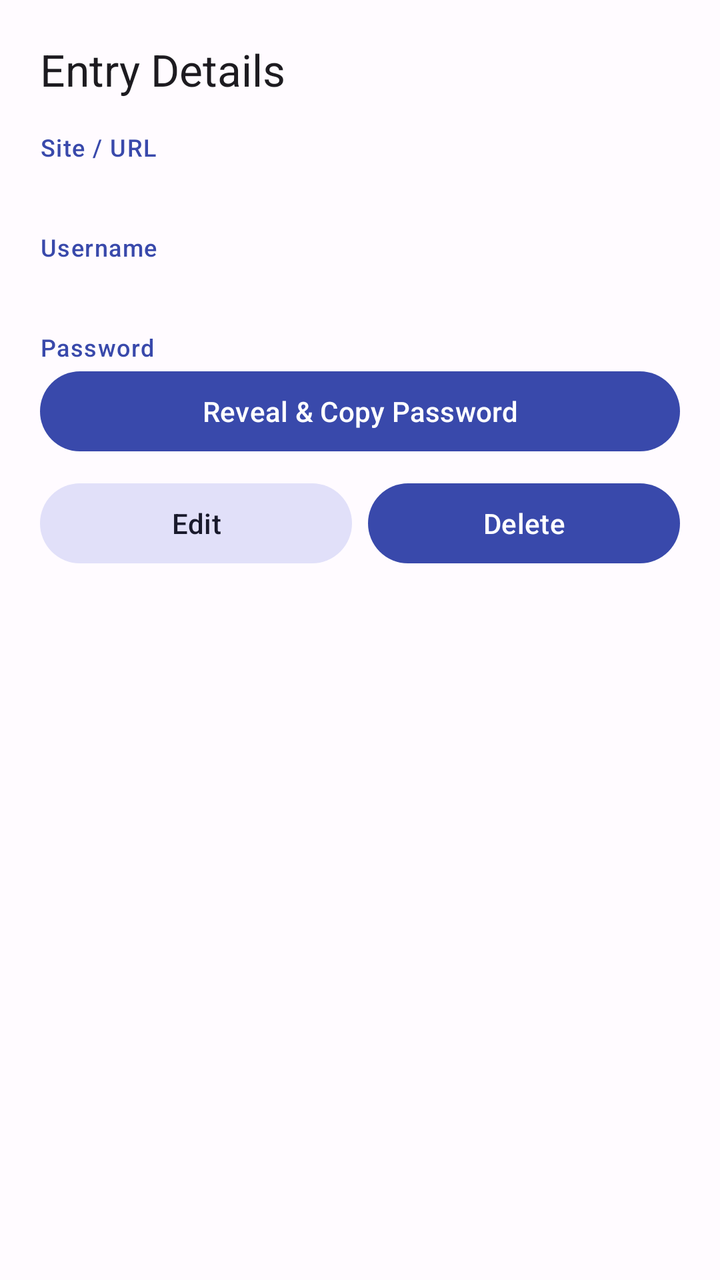
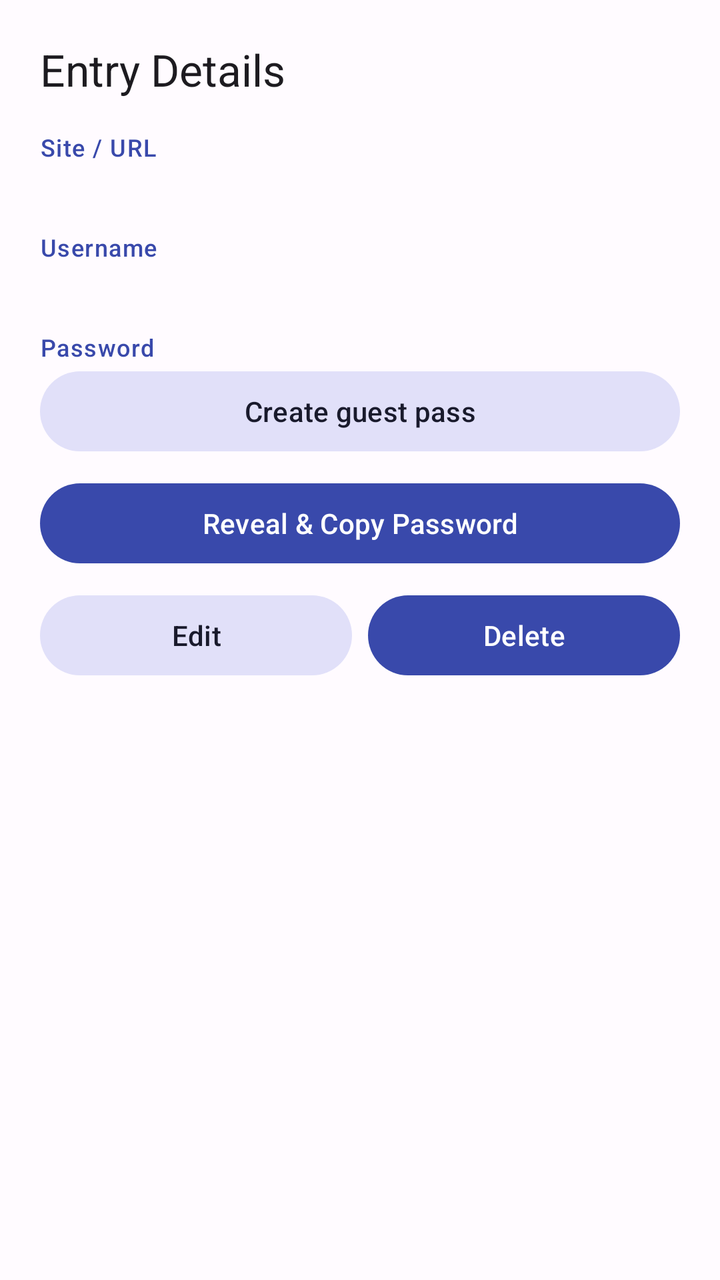

Screens rendered from an Android XML layout before and after an edit, with the pre-edit source and the edit as a unified diff.
<!-- AndroidManifest.xml: application theme Theme.KeyFort -->
<!-- res/layout/dialog_entry_detail.xml -->
<?xml version="1.0" encoding="utf-8"?>
<LinearLayout xmlns:android="http://schemas.android.com/apk/res/android"
    android:layout_width="match_parent"
    android:layout_height="wrap_content"
    android:minWidth="320dp"
    android:orientation="vertical"
    android:padding="20dp">

    <com.google.android.material.textview.MaterialTextView
        android:layout_width="wrap_content"
        android:layout_height="wrap_content"
        android:text="@string/entry_detail"
        android:textAppearance="?attr/textAppearanceTitleLarge"
        android:layout_marginBottom="16dp" />

    <com.google.android.material.textview.MaterialTextView
        android:layout_width="wrap_content"
        android:layout_height="wrap_content"
        android:text="@string/site"
        android:textAppearance="?attr/textAppearanceLabelMedium"
        android:textColor="?attr/colorPrimary" />

    <com.google.android.material.textview.MaterialTextView
        android:id="@+id/tv_detail_site"
        android:layout_width="wrap_content"
        android:layout_height="wrap_content"
        android:textAppearance="?attr/textAppearanceTitleMedium"
        android:layout_marginBottom="12dp" />

    <com.google.android.material.textview.MaterialTextView
        android:layout_width="wrap_content"
        android:layout_height="wrap_content"
        android:text="@string/username"
        android:textAppearance="?attr/textAppearanceLabelMedium"
        android:textColor="?attr/colorPrimary" />

    <com.google.android.material.textview.MaterialTextView
        android:id="@+id/tv_detail_username"
        android:layout_width="wrap_content"
        android:layout_height="wrap_content"
        android:textAppearance="?attr/textAppearanceTitleMedium"
        android:layout_marginBottom="12dp" />

    <com.google.android.material.textview.MaterialTextView
        android:layout_width="wrap_content"
        android:layout_height="wrap_content"
        android:text="@string/password"
        android:textAppearance="?attr/textAppearanceLabelMedium"
        android:textColor="?attr/colorPrimary" />

    <com.google.android.material.textview.MaterialTextView
        android:id="@+id/tv_detail_password"
        android:layout_width="wrap_content"
        android:layout_height="wrap_content"
        android:textAppearance="?attr/textAppearanceBodyMedium"
        android:fontFamily="monospace"
        android:visibility="gone"
        android:layout_marginBottom="16dp" />

    <com.google.android.material.button.MaterialButton
        android:id="@+id/btn_reveal"
        android:layout_width="match_parent"
        android:layout_height="wrap_content"
        android:text="@string/reveal_password"
        android:layout_marginBottom="8dp" />

    <LinearLayout
        android:layout_width="match_parent"
        android:layout_height="wrap_content"
        android:orientation="horizontal">

        <com.google.android.material.button.MaterialButton
            android:id="@+id/btn_edit"
            android:layout_width="0dp"
            android:layout_height="wrap_content"
            android:layout_weight="1"
            android:text="@string/edit"
            android:layout_marginEnd="8dp"
            style="@style/Widget.Material3.Button.TonalButton" />

        <com.google.android.material.button.MaterialButton
            android:id="@+id/btn_delete"
            android:layout_width="0dp"
            android:layout_height="wrap_content"
            android:layout_weight="1"
            android:text="@string/delete" />

    </LinearLayout>

</LinearLayout>
<!-- resources referenced by this layout -->
<resources>
  <string name="delete">Delete</string>
  <string name="edit">Edit</string>
  <string name="entry_detail">Entry Details</string>
  <string name="password">Password</string>
  <string name="reveal_password">Reveal &amp; Copy Password</string>
  <string name="site">Site / URL</string>
  <string name="username">Username</string>
  <style name="Theme.KeyFort" parent="Theme.Material3.DayNight.NoActionBar">
          
          <item name="colorPrimary">@color/md_theme_primary</item>
          <item name="colorOnPrimary">@color/md_theme_onPrimary</item>
          <item name="colorPrimaryContainer">@color/md_theme_primaryContainer</item>
          <item name="colorOnPrimaryContainer">@color/md_theme_onPrimaryContainer</item>
          
          <item name="colorSecondary">@color/md_theme_secondary</item>
          <item name="colorOnSecondary">@color/md_theme_onSecondary</item>
          <item name="colorSecondaryContainer">@color/md_theme_secondaryContainer</item>
          <item name="colorOnSecondaryContainer">@color/md_theme_onSecondaryContainer</item>
          
          <item name="colorTertiary">@color/md_theme_tertiary</item>
          <item name="colorOnTertiary">@color/md_theme_onTertiary</item>
          <item name="colorTertiaryContainer">@color/md_theme_tertiaryContainer</item>
          <item name="colorOnTertiaryContainer">@color/md_theme_onTertiaryContainer</item>
          
          <item name="colorError">@color/md_theme_error</item>
          <item name="colorErrorContainer">@color/md_theme_errorContainer</item>
          <item name="colorOnError">@color/md_theme_onError</item>
          <item name="colorOnErrorContainer">@color/md_theme_onErrorContainer</item>
          
          <item name="android:colorBackground">@color/md_theme_background</item>
          <item name="colorOnBackground">@color/md_theme_onBackground</item>
          <item name="colorSurface">@color/md_theme_surface</item>
          <item name="colorOnSurface">@color/md_theme_onSurface</item>
          <item name="colorSurfaceVariant">@color/md_theme_surfaceVariant</item>
          <item name="colorOnSurfaceVariant">@color/md_theme_onSurfaceVariant</item>
          
          <item name="colorOutline">@color/md_theme_outline</item>
          <item name="colorOnSurfaceInverse">@color/md_theme_inverseOnSurface</item>
          <item name="colorSurfaceInverse">@color/md_theme_inverseSurface</item>
          <item name="colorPrimaryInverse">@color/md_theme_inversePrimary</item>
      </style>
  <color name="md_theme_primary">#3949AB</color>
  <color name="md_theme_onPrimary">#FFFFFF</color>
  <color name="md_theme_primaryContainer">#DEE0FF</color>
  <color name="md_theme_onPrimaryContainer">#00006E</color>
  <color name="md_theme_secondary">#5C5D72</color>
  <color name="md_theme_onSecondary">#FFFFFF</color>
  <color name="md_theme_secondaryContainer">#E1E0F9</color>
  <color name="md_theme_onSecondaryContainer">#191A2C</color>
  <color name="md_theme_tertiary">#78536A</color>
  <color name="md_theme_onTertiary">#FFFFFF</color>
  <color name="md_theme_tertiaryContainer">#FFD8EE</color>
  <color name="md_theme_onTertiaryContainer">#2E1125</color>
  <color name="md_theme_error">#BA1A1A</color>
  <color name="md_theme_errorContainer">#FFDAD6</color>
  <color name="md_theme_onError">#FFFFFF</color>
  <color name="md_theme_onErrorContainer">#410002</color>
  <color name="md_theme_background">#FFFBFF</color>
  <color name="md_theme_onBackground">#1C1B1F</color>
  <color name="md_theme_surface">#FFFBFF</color>
  <color name="md_theme_onSurface">#1C1B1F</color>
  <color name="md_theme_surfaceVariant">#E4E1EC</color>
  <color name="md_theme_onSurfaceVariant">#46464F</color>
  <color name="md_theme_outline">#777680</color>
  <color name="md_theme_inverseOnSurface">#F4EFF4</color>
  <color name="md_theme_inverseSurface">#313033</color>
  <color name="md_theme_inversePrimary">#BAC3FF</color>
</resources>

<!-- the commit's change to res/layout/dialog_entry_detail.xml (unified diff, before → after) -->
@@ -58,6 +58,14 @@
         android:layout_marginBottom="16dp" />
 
     <com.google.android.material.button.MaterialButton
+        android:id="@+id/btn_create_guest_pass"
+        android:layout_width="match_parent"
+        android:layout_height="wrap_content"
+        android:text="@string/create_guest_pass"
+        android:layout_marginBottom="8dp"
+        style="@style/Widget.Material3.Button.TonalButton" />
+
+    <com.google.android.material.button.MaterialButton
         android:id="@+id/btn_reveal"
         android:layout_width="match_parent"
         android:layout_height="wrap_content"
<!-- resource entries referenced after the edit -->
@@ -1,5 +1,6 @@
 <!-- resources referenced by this layout -->
 <resources>
+  <string name="create_guest_pass">Create guest pass</string>
   <string name="delete">Delete</string>
   <string name="edit">Edit</string>
   <string name="entry_detail">Entry Details</string>
